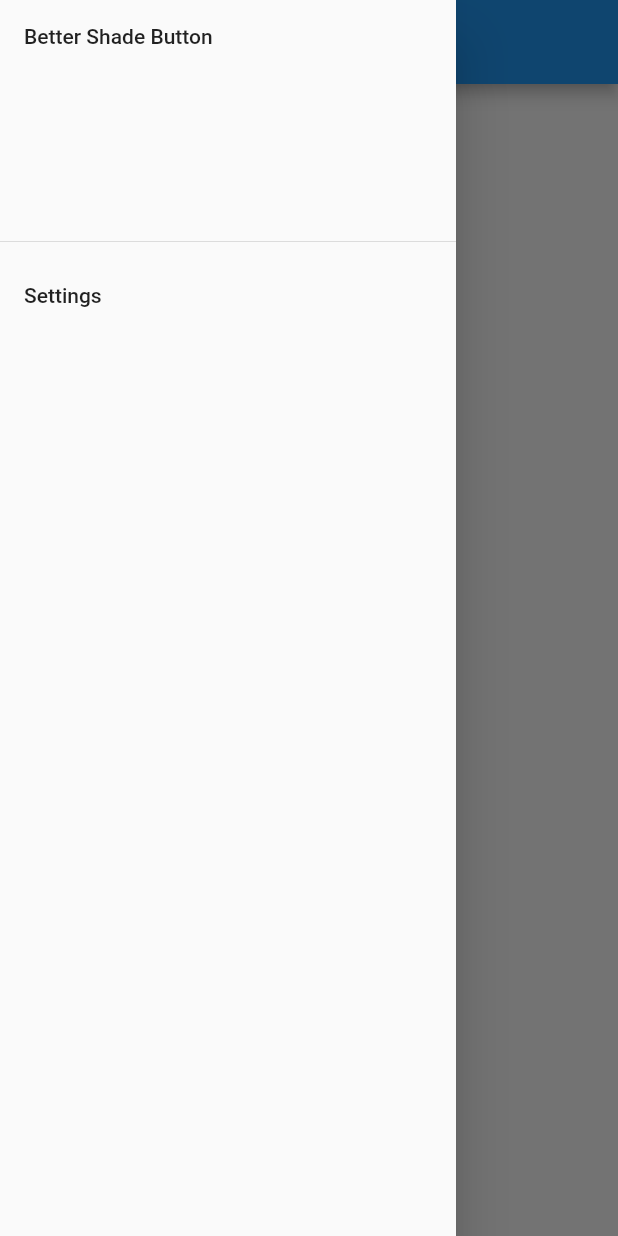
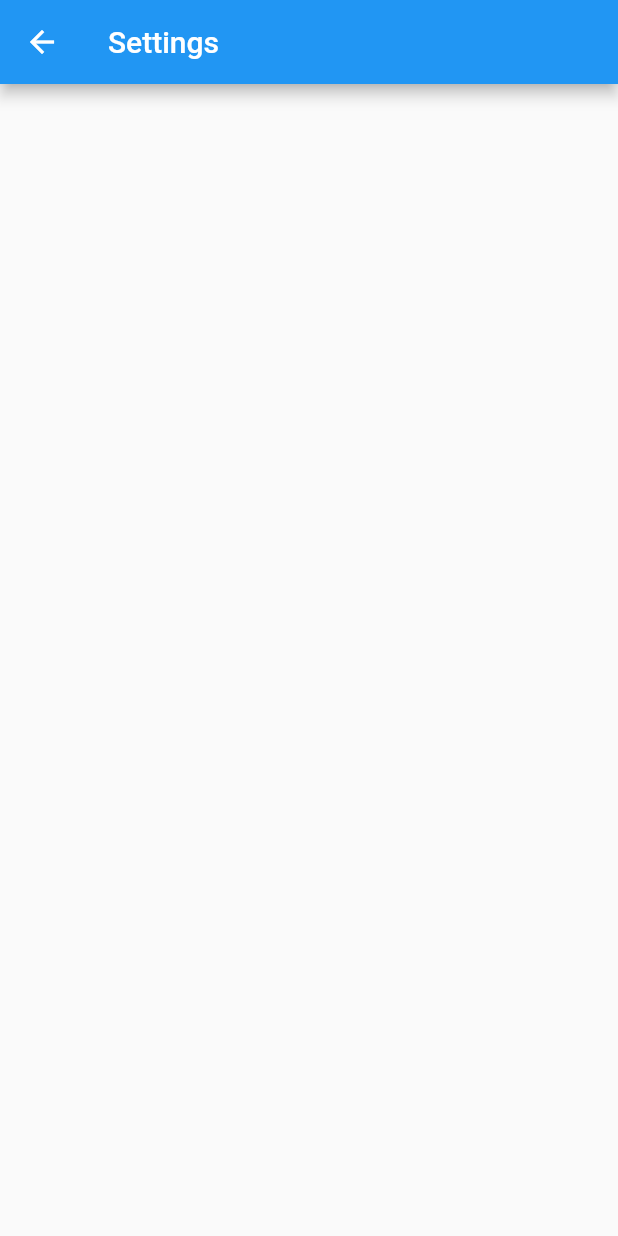
Before and after one commit to danbox/better_shade_button, a Flutter app: the screen it shows after launch, in the side drawer, after a tap on "Settings", on a phone screen of 412 x 824 dp. Run offline on Flutter 3.47's test engine with Material 2 defaults, Android fonts, the phone set to English and light mode, and no system bars; missing offline and left inert: audioplayer.

Commit message:
Adding actual settings pages that does nothing

```diff
--- a/lib/app.dart
+++ b/lib/app.dart
@@ -1,5 +1,5 @@
 import 'package:flutter/material.dart';
-import 'package:better_shade_button/home_page.dart';
+import 'package:better_shade_button/pages/home.dart';
 
 class BetterShadeButton extends StatelessWidget {
   // This widget is the root of your application.
@@ -8,7 +8,7 @@ class BetterShadeButton extends StatelessWidget {
     return MaterialApp(
       title: 'Better Shade Button',
       theme: ThemeData(primarySwatch: Colors.blue),
-      home: HomePage(title: 'Better Shade Button'),
+      home: Home(title: 'Better Shade Button'),
     );
   }
 }
--- a/lib/home_page.dart
+++ b/lib/pages/home.dart
@@ -1,17 +1,18 @@
 import 'package:flutter/material.dart';
 import 'package:better_shade_button/sounds.dart';
+import 'package:better_shade_button/pages/settings.dart';
 
 
-class HomePage extends StatefulWidget {
-  HomePage({Key key, this.title}) : super(key: key);
+class Home extends StatefulWidget {
+  Home({Key key, this.title}) : super(key: key);
 
   final String title;
 
   @override
-  HomePageState createState() => HomePageState();
+  _HomeState createState() => _HomeState();
 }
 
-class HomePageState extends State<HomePage> {
+class _HomeState extends State<Home> {
   SoundManager soundManager = SoundManager();
 
   void _playSound() {
@@ -49,7 +50,9 @@ class HomePageState extends State<HomePage> {
             ListTile(
               title: Text('Settings'),
               onTap: () {
-                // TODO: take us to the settings
+                // Close the drawer before navigation
+                Navigator.pop(context);
+                Navigator.push(context, MaterialPageRoute(builder: (context) => Settings()));
               }
             ),
           ]
--- /dev/null
+++ b/lib/pages/settings.dart
@@ -0,0 +1,12 @@
+import 'package:flutter/material.dart';
+
+class Settings extends StatelessWidget {
+  @override
+  Widget build(BuildContext context) {
+    return Scaffold(
+      appBar: AppBar(
+        title: Text("Settings"),
+      ),
+    );
+  }
+}
```
